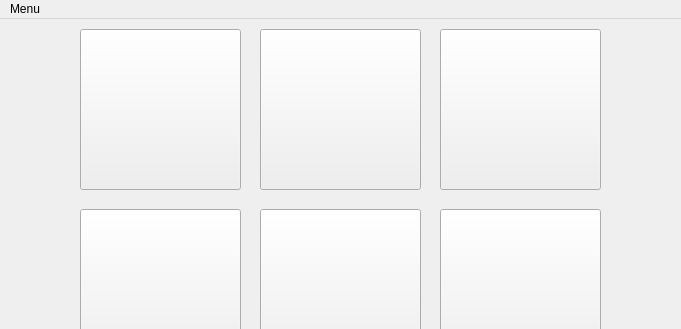
First picture: the form in tictactoe.ui, repository nunosusana/TicTacToe, before the edit; both pictures show x 0 to 681 and y 0 to 329 of the 681 by 620 pixel window.
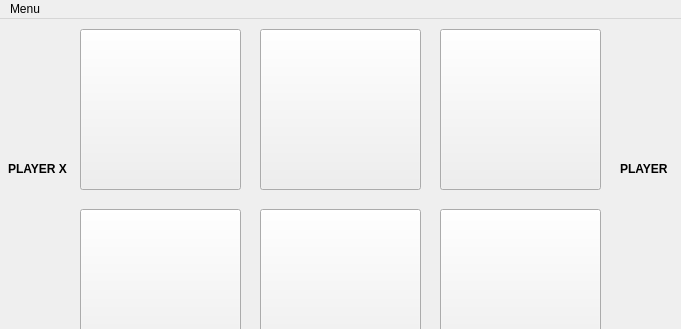
Second picture: the form after the edit.

Commit message: player 2 AI with simple minmax alg

Patch:
```diff
--- a/tictactoe.ui
+++ b/tictactoe.ui
@@ -236,6 +236,44 @@
      <string notr="true"/>
     </property>
    </widget>
+   <widget class="QLabel" name="label">
+    <property name="geometry">
+     <rect>
+      <x>8</x>
+      <y>140</y>
+      <width>61</width>
+      <height>20</height>
+     </rect>
+    </property>
+    <property name="font">
+     <font>
+      <weight>75</weight>
+      <bold>true</bold>
+     </font>
+    </property>
+    <property name="text">
+     <string>PLAYER X</string>
+    </property>
+   </widget>
+   <widget class="QLabel" name="label_2">
+    <property name="geometry">
+     <rect>
+      <x>620</x>
+      <y>140</y>
+      <width>51</width>
+      <height>20</height>
+     </rect>
+    </property>
+    <property name="font">
+     <font>
+      <weight>75</weight>
+      <bold>true</bold>
+     </font>
+    </property>
+    <property name="text">
+     <string>PLAYER O</string>
+    </property>
+   </widget>
   </widget>
   <widget class="QMenuBar" name="menubar">
    <property name="geometry">
```
Left out of the diff: 9 changed lines with no effect on the pictures. The commit also changes 2 other files.
